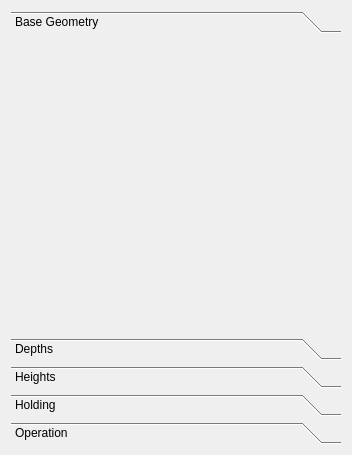
Qt form src/Mod/Path/Gui/Resources/panels/ContourEdit.ui (berndhahnebach/All_FreeCAD) before a commit.
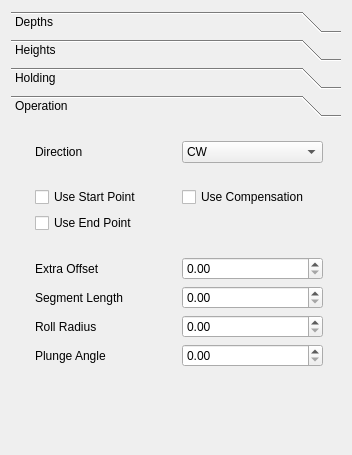
The same form after that commit. The open tabs and pages were chosen to show the change. Icons and pictures are not drawn. Custom widgets are drawn as their Qt base class.

Commit message: remove unneeded base geometry tab

```diff
--- a/src/Mod/Path/Gui/Resources/panels/ContourEdit.ui
+++ b/src/Mod/Path/Gui/Resources/panels/ContourEdit.ui
@@ -25,30 +25,6 @@
      <property name="currentIndex">
       <number>4</number>
      </property>
-     <widget class="QWidget" name="Geometry">
-      <property name="enabled">
-       <bool>true</bool>
-      </property>
-      <property name="geometry">
-       <rect>
-        <x>0</x>
-        <y>0</y>
-        <width>334</width>
-        <height>288</height>
-       </rect>
-      </property>
-      <property name="toolTip">
-       <string>Contour works on shape outer loop but maybe could work on something else</string>
-      </property>
-      <attribute name="icon">
-       <iconset resource="../../../FreeCAD/src/Mod/Path/Gui/Resources/Path.qrc">
-        <normaloff>:/icons/Path-BaseGeometry.svg</normaloff>:/icons/Path-BaseGeometry.svg</iconset>
-      </attribute>
-      <attribute name="label">
-       <string>Base Geometry</string>
-      </attribute>
-      <layout class="QGridLayout" name="gridLayout_2"/>
-     </widget>
      <widget class="QWidget" name="Depths">
       <property name="geometry">
        <rect>
@@ -230,7 +206,7 @@
         <x>0</x>
         <y>0</y>
         <width>334</width>
-        <height>288</height>
+        <height>318</height>
        </rect>
       </property>
       <attribute name="icon">
```
Left out of the diff: 20 changed lines with no effect on the pictures.
